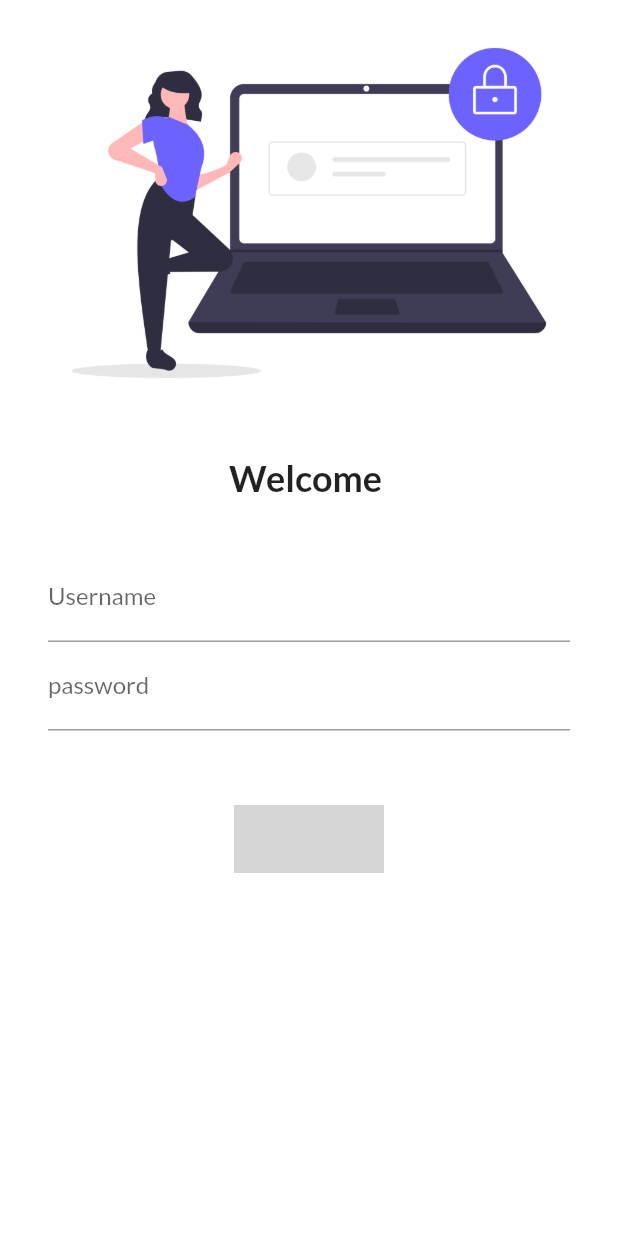
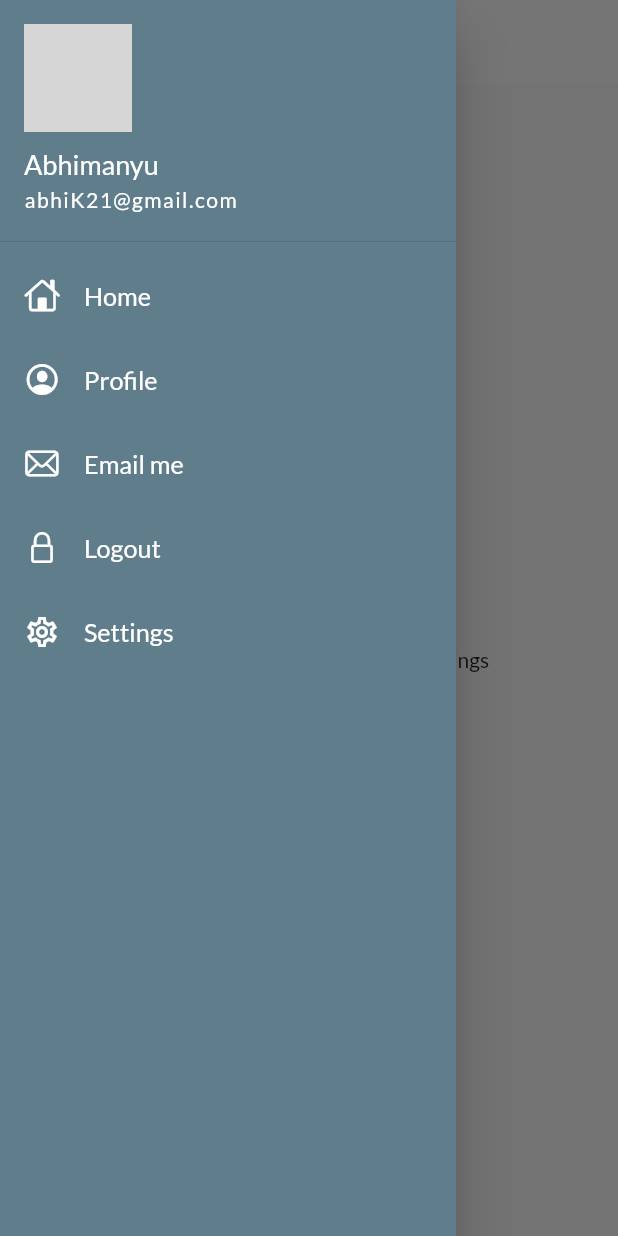
Before and after one commit to gK219/FlutterLearning, a Flutter app: the screen it shows after launch, with the side drawer open (before the commit the screen has no drawer), on a phone screen of 412 x 824 dp. Run offline on Flutter 3.47's test engine with Material 2 defaults, Android fonts, the phone set to English and light mode, and no system bars; our stand-ins replace google_fonts; network calls fail; grey boxes are pictures that could not be loaded.

Commit message:
themes added

```diff
--- a/lib/main.dart
+++ b/lib/main.dart
@@ -1,8 +1,9 @@
 import 'package:flutter/material.dart';
-import 'package:google_fonts/google_fonts.dart';
+//import 'package:google_fonts/google_fonts.dart';
 import 'package:my_flutter_app/screens/login_page.dart';
 import 'package:my_flutter_app/screens/home_page.dart';
 import 'package:my_flutter_app/utils/routes.dart';
+import 'package:my_flutter_app/widgets/themes.dart';
 
 void main(){
   runApp(MyApp());
@@ -20,11 +21,9 @@ class MyApp extends StatelessWidget {
     return MaterialApp(
       debugShowCheckedModeBanner: false,
       themeMode: ThemeMode.light,
-      theme: ThemeData(
-        primarySwatch: Colors.deepPurple,
-        fontFamily: GoogleFonts.lato().fontFamily,
-      ),
-      initialRoute: "/",
+      theme: MyTheme.lightTheme(context),
+      darkTheme: MyTheme.darkTheme(context),
+      initialRoute: MyRoutes.homeRoute,
       routes: {
         "/"      : (context) => LoginPage(),
         MyRoutes.homeRoute : (context) => HomePage(),
--- a/lib/screens/home_page.dart
+++ b/lib/screens/home_page.dart
@@ -1,4 +1,5 @@
 import 'package:flutter/material.dart';
+import 'package:my_flutter_app/widgets/drawer.dart';
 
 class HomePage extends StatelessWidget {
   final int days = 30;
@@ -7,14 +8,14 @@ class HomePage extends StatelessWidget {
   Widget build(BuildContext context) {
     return Scaffold(
       appBar: AppBar(
-        title: const Text("Catalog App"),
+        title: Center(child: const Text("Catalog App")),
       ),
       body: Center(
         child: Container(
           child: Text("Welcome to ${days}days of $name"),
         ),
       ),
-      drawer: Drawer(),
+      drawer: MyDrawer(),
     );
   }
 }
--- /dev/null
+++ b/lib/widgets/drawer.dart
@@ -0,0 +1,112 @@
+import 'package:flutter/cupertino.dart';
+import 'package:flutter/material.dart';
+
+class MyDrawer extends StatelessWidget {
+  @override
+  Widget build(BuildContext context) {
+    final imgUrl =
+        "https://images.unsplash.com/photo-1637250037209-70d093732f44?ixlib=rb-1.2.1&ixid=MnwxMjA3fDB8MHxwaG90by1wYWdlfHx8fGVufDB8fHx8&auto=format&fit=crop&w=387&q=80";
+    return Drawer(
+      child: Container(
+        color: Colors.blueGrey,
+        child: ListView(
+          children: [
+            DrawerHeader(
+              padding: EdgeInsets.zero,
+              child: UserAccountsDrawerHeader(
+                margin: EdgeInsets.zero,
+                accountName: Text("Abhimanyu",
+                  style: TextStyle(
+                    fontSize: 18,
+                  ),
+                ),
+                accountEmail: Text(
+                  "abhiK21@gmail.com",
+                  style: TextStyle(
+                    fontSize: 14,
+                      letterSpacing: 1.0,
+                  ),
+                ),
+                currentAccountPicture: CircleAvatar(
+                  backgroundImage: NetworkImage(imgUrl),
+                ),
+              ),
+            ),
+            ListTile(
+              leading: Icon(
+                CupertinoIcons.home,
+                color: Colors.white,
+              ),
+              minLeadingWidth: 20.0,
+              title: Text(
+                "Home",
+                textScaleFactor: 1.2,
+                style: TextStyle(
+                  color: Colors.white,
+                ),
+              ),
+            ),
+            ListTile(
+              leading: Icon(
+                CupertinoIcons.profile_circled,
+                color: Colors.white,
+              ),
+              minLeadingWidth: 20.0,
+              title: Text(
+                "Profile",
+                textScaleFactor: 1.2,
+                style: TextStyle(
+                  color: Colors.white,
+                ),
+              ),
+            ),
+
+            ListTile(
+              leading: Icon(
+                CupertinoIcons.mail,
+                color: Colors.white,
+              ),
+              minLeadingWidth: 20.0,
+              title: Text(
+                "Email me",
+                textScaleFactor: 1.2,
+                style: TextStyle(
+                  color: Colors.white,
+                ),
+              ),
+            ),
+            ListTile(
+              leading: Icon(
+                CupertinoIcons.lock,
+                color: Colors.white,
+              ),
+              minLeadingWidth: 20.0,
+              title: Text(
+                "Logout",
+                textScaleFactor: 1.2,
+                style: TextStyle(
+                  color: Colors.white,
+                ),
+              ),
+            ),
+            ListTile(
+              leading: Icon(
+                Icons.settings_outlined,
+                color: Colors.white,
+              ),
+              minLeadingWidth: 20.0,
+              title: Text(
+                "Settings",
+                textScaleFactor: 1.2,
+                style: TextStyle(
+                  color: Colors.white,
+                ),
+              ),
+            ),
+          ],
+        ),
+
+      ),
+    );
+  }
+}
--- /dev/null
+++ b/lib/widgets/themes.dart
@@ -0,0 +1,19 @@
+
+import 'package:flutter/material.dart';
+import 'package:google_fonts/google_fonts.dart';
+
+class MyTheme{
+  static ThemeData lightTheme(BuildContext context) => ThemeData(
+    primarySwatch: Colors.blueGrey,
+    fontFamily: GoogleFonts.lato().fontFamily,
+    appBarTheme: AppBarTheme(
+        color: Colors.white,
+        elevation: 0.0,
+        iconTheme: IconThemeData(color: Colors.black),
+        titleTextStyle: Theme.of(context).textTheme.headline6
+    ),);
+
+  static ThemeData darkTheme(BuildContext context) => ThemeData(
+    brightness: Brightness.dark,
+    );
+}
```
Also changed, not shown: lib/screens/login_page.dart (+50 -23 lines), assets/image/login_img.png, 2 other files.
